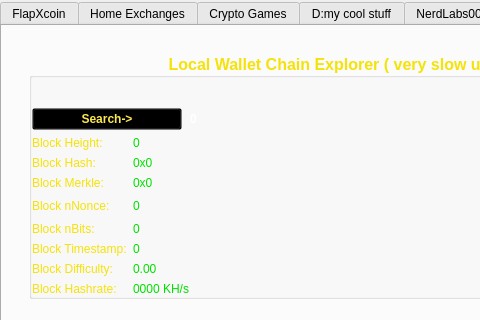
FlapXCoin/flapxcoin, file src/qt/forms/shoppingpage.ui: the form before one commit; both pictures show x 0 to 480 and y 0 to 320 of the 912 by 612 pixel window.
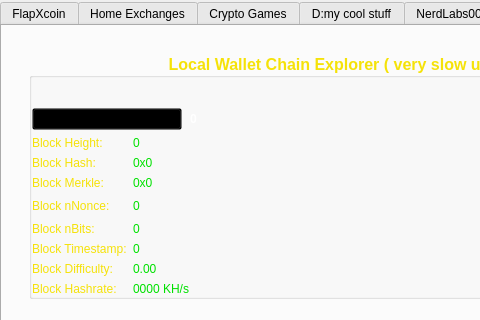
The form after the commit. The open tabs and pages were chosen to show the change. Icons and pictures are not drawn.

Commit message: removing some depreciated links

Patch:
```diff
--- a/src/qt/forms/shoppingpage.ui
+++ b/src/qt/forms/shoppingpage.ui
@@ -9142,21 +9142,12 @@
                                 </color>
                                </brush>
                               </colorrole>
-                              <colorrole role="Text">
-                               <brush brushstyle="SolidPattern">
-                                <color alpha="255">
-                                 <red>252</red>
-                                 <green>233</green>
-                                 <blue>79</blue>
-                                </color>
-                               </brush>
-                              </colorrole>
                               <colorrole role="ButtonText">
                                <brush brushstyle="SolidPattern">
                                 <color alpha="255">
-                                 <red>252</red>
-                                 <green>233</green>
-                                 <blue>79</blue>
+                                 <red>0</red>
+                                 <green>0</green>
+                                 <blue>0</blue>
                                 </color>
                                </brush>
                               </colorrole>
@@ -9189,21 +9180,12 @@
                                 </color>
                                </brush>
                               </colorrole>
-                              <colorrole role="Text">
-                               <brush brushstyle="SolidPattern">
-                                <color alpha="255">
-                                 <red>252</red>
-                                 <green>233</green>
-                                 <blue>79</blue>
-                                </color>
-                               </brush>
-                              </colorrole>
                               <colorrole role="ButtonText">
                                <brush brushstyle="SolidPattern">
                                 <color alpha="255">
-                                 <red>252</red>
-                                 <green>233</green>
-                                 <blue>79</blue>
+                                 <red>0</red>
+                                 <green>0</green>
+                                 <blue>0</blue>
                                 </color>
                                </brush>
                               </colorrole>
@@ -9236,15 +9218,6 @@
                                 </color>
                                </brush>
                               </colorrole>
-                              <colorrole role="Text">
-                               <brush brushstyle="SolidPattern">
-                                <color alpha="255">
-                                 <red>190</red>
-                                 <green>190</green>
-                                 <blue>190</blue>
-                                </color>
-                               </brush>
-                              </colorrole>
                               <colorrole role="ButtonText">
                                <brush brushstyle="SolidPattern">
                                 <color alpha="255">
```
Left out of the diff: 2 changed lines with no effect on the pictures. The commit also changes 2 other files.
